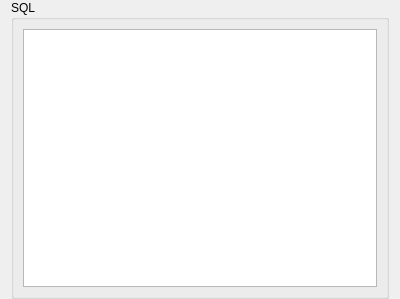
Qt form pages/sqlpage.ui (phpbb/modx_editor) before a commit.
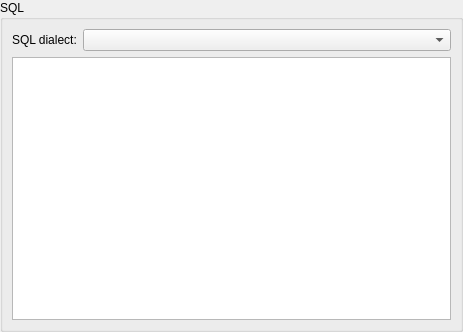
The same form after that commit.

```diff
--- a/pages/sqlpage.ui
+++ b/pages/sqlpage.ui
@@ -6,18 +6,15 @@
    <rect>
     <x>0</x>
     <y>0</y>
-    <width>400</width>
-    <height>299</height>
+    <width>463</width>
+    <height>332</height>
    </rect>
   </property>
   <property name="windowTitle">
    <string>Form</string>
   </property>
   <layout class="QVBoxLayout" name="verticalLayout_2">
-   <property name="topMargin">
-    <number>0</number>
-   </property>
-   <property name="bottomMargin">
+   <property name="margin">
     <number>0</number>
    </property>
    <item>
@@ -27,7 +24,35 @@
      </property>
      <layout class="QVBoxLayout" name="verticalLayout">
       <item>
-       <widget class="QTextEdit" name="sql"/>
+       <layout class="QHBoxLayout" name="horizontalLayout">
+        <item>
+         <widget class="QLabel" name="label">
+          <property name="text">
+           <string>SQL dialect:</string>
+          </property>
+          <property name="buddy">
+           <cstring>sqlDialect</cstring>
+          </property>
+         </widget>
+        </item>
+        <item>
+         <widget class="QComboBox" name="sqlDialect">
+          <property name="sizePolicy">
+           <sizepolicy hsizetype="Expanding" vsizetype="Fixed">
+            <horstretch>0</horstretch>
+            <verstretch>0</verstretch>
+           </sizepolicy>
+          </property>
+         </widget>
+        </item>
+       </layout>
+      </item>
+      <item>
+       <widget class="QTextEdit" name="sql">
+        <property name="acceptRichText">
+         <bool>false</bool>
+        </property>
+       </widget>
       </item>
      </layout>
     </widget>
```
Left out of the diff: 4 changed lines with no effect on the pictures.
